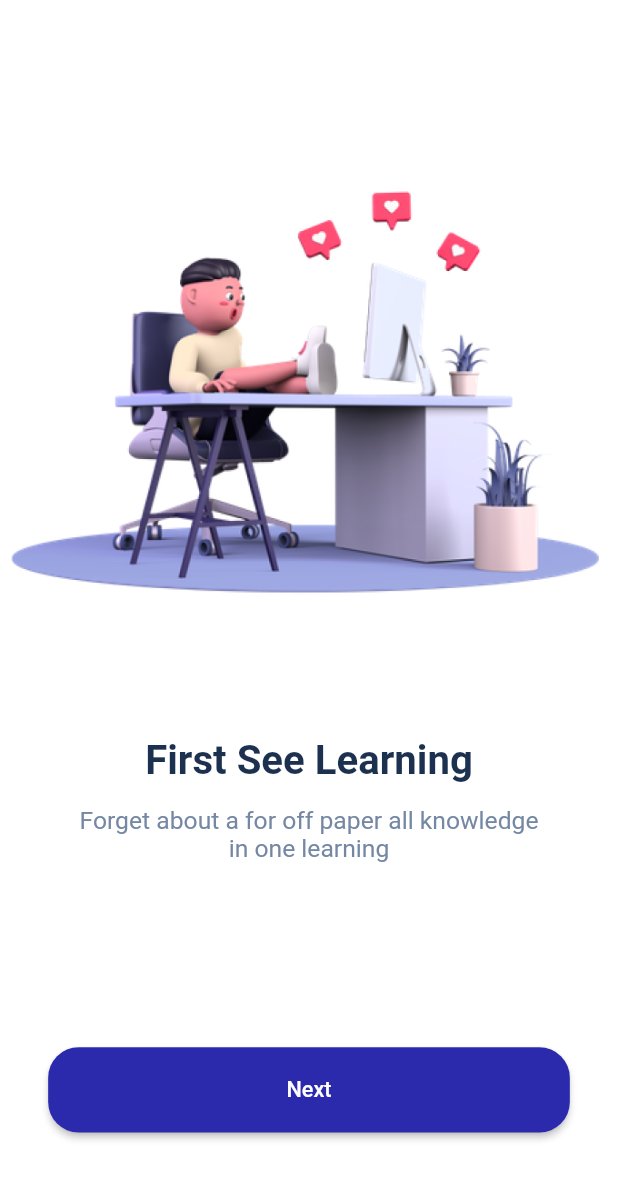
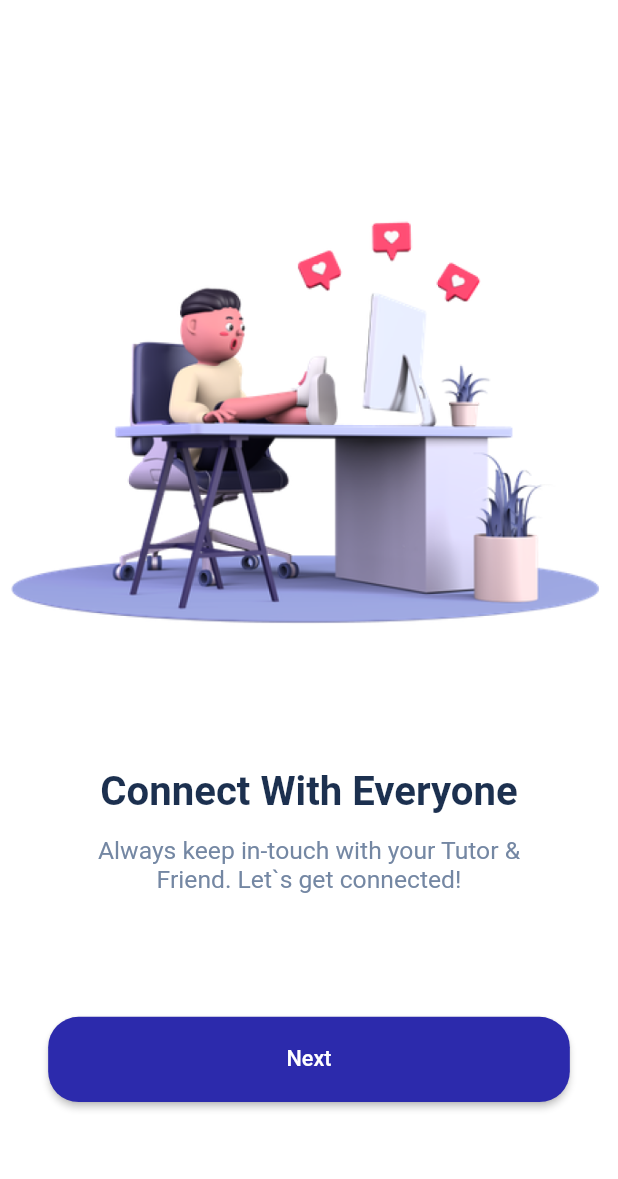
Before and after one commit to DARK-PROGRAMMER-I/u_learning, a Flutter app: the screen it shows after launch, swiped to page 2, on a phone screen of 412 x 824 dp. Shown: the top 1179 px of the screen. Run offline on Flutter 3.47's test engine with Material 2 defaults, Android fonts, the phone set to English and light mode, and no system bars; our stand-ins replace flutter_bloc, flutter_screenutil, flutter_spinkit, google_fonts, timeago.

Commit message:
Welcome screen

```diff
--- a/lib/pages/welcome/views/welcome_screen.dart
+++ b/lib/pages/welcome/views/welcome_screen.dart
@@ -17,7 +17,7 @@ class WelcomeScreen extends StatelessWidget {
         mainAxisAlignment: MainAxisAlignment.center,
         children: [
           SizedBox(
-            height:550.h,
+            height:510.h,
             child: PageView(
               children: const [
                 ImageCard(
@@ -27,12 +27,12 @@ class WelcomeScreen extends StatelessWidget {
                 ),
                 ImageCard(
                   imagePath: AppAssets.man,
-                  title: 'First See Learning',
-                  description: 'Forget about a for off paper all knowledge in one learning',
+                  title: 'Connect With Everyone',
+                  description: 'Always keep in-touch with your Tutor & Friend. Let`s get connected!',
                 ),
                 ImageCard(
                   imagePath: AppAssets.boy,
-                  title: 'First See Learning',
+                  title: 'Always Facinated Learning',
                   description: 'Forget about a for off paper all knowledge in one learning',
                 ),
               ],
```
